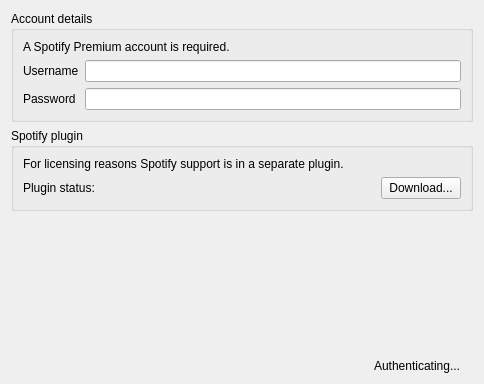
clementine-player/Clementine, file src/radio/spotifyconfig.ui: the form before one commit.
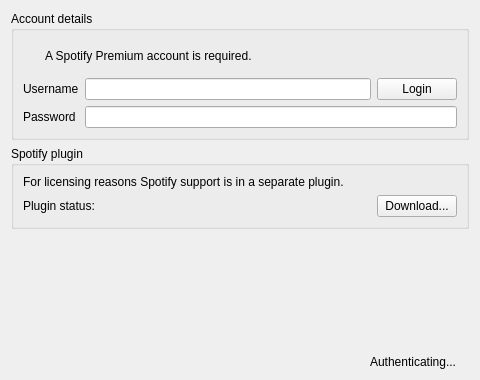
The form after the commit. Icons and pictures are not drawn. Custom widgets are drawn as their Qt base class.

Commit message: Added Login button to Last.Fm and others online services. Fixes issue 1772

Patch:
```diff
--- a/src/radio/spotifyconfig.ui
+++ b/src/radio/spotifyconfig.ui
@@ -6,8 +6,8 @@
    <rect>
     <x>0</x>
     <y>0</y>
-    <width>484</width>
-    <height>384</height>
+    <width>480</width>
+    <height>380</height>
    </rect>
   </property>
   <property name="windowTitle">
@@ -19,50 +19,85 @@
      <property name="title">
       <string>Account details</string>
      </property>
-     <layout class="QFormLayout" name="formLayout_3">
-      <item row="0" column="0" colspan="2">
-       <widget class="QLabel" name="label_4">
-        <property name="text">
-         <string>A Spotify Premium account is required.</string>
+     <layout class="QVBoxLayout" name="verticalLayout_3">
+      <item>
+       <widget class="QFrame" name="frame">
+        <property name="frameShape">
+         <enum>QFrame::NoFrame</enum>
         </property>
-        <property name="wordWrap">
-         <bool>true</bool>
+        <property name="frameShadow">
+         <enum>QFrame::Plain</enum>
         </property>
+        <property name="lineWidth">
+         <number>0</number>
+        </property>
+        <layout class="QHBoxLayout" name="horizontalLayout_4">
+         <item>
+          <widget class="QLabel" name="warn_icon">
+           <property name="text">
+            <string/>
+           </property>
+          </widget>
+         </item>
+         <item>
+          <widget class="QLabel" name="label_4">
+           <property name="sizePolicy">
+            <sizepolicy hsizetype="Expanding" vsizetype="Preferred">
+             <horstretch>0</horstretch>
+             <verstretch>0</verstretch>
+            </sizepolicy>
+           </property>
+           <property name="text">
+            <string>A Spotify Premium account is required.</string>
+           </property>
+           <property name="wordWrap">
+            <bool>true</bool>
+           </property>
+          </widget>
+         </item>
+        </layout>
        </widget>
       </item>
-      <item row="1" column="0" colspan="2">
+      <item>
        <widget class="QWidget" name="login_container" native="true">
         <property name="enabled">
          <bool>true</bool>
         </property>
-        <layout class="QFormLayout" name="formLayout">
+        <layout class="QGridLayout" name="gridLayout">
          <property name="margin">
           <number>0</number>
          </property>
-         <item row="0" column="0">
+         <item row="1" column="0">
           <widget class="QLabel" name="username_label">
            <property name="text">
             <string>Username</string>
            </property>
           </widget>
          </item>
-         <item row="0" column="1">
+         <item row="1" column="1">
           <widget class="QLineEdit" name="username"/>
          </item>
-         <item row="1" column="0">
+         <item row="2" column="0">
           <widget class="QLabel" name="password_label">
            <property name="text">
             <string>Password</string>
            </property>
           </widget>
          </item>
-         <item row="1" column="1">
+         <item row="2" column="1" colspan="2">
           <widget class="QLineEdit" name="password">
            <property name="echoMode">
             <enum>QLineEdit::Password</enum>
            </property>
           </widget>
          </item>
+         <item row="1" column="2">
+          <widget class="QPushButton" name="login">
+           <property name="text">
+            <string>Login</string>
+           </property>
+          </widget>
+         </item>
         </layout>
        </widget>
       </item>
```
The commit also changes 69 other files.
